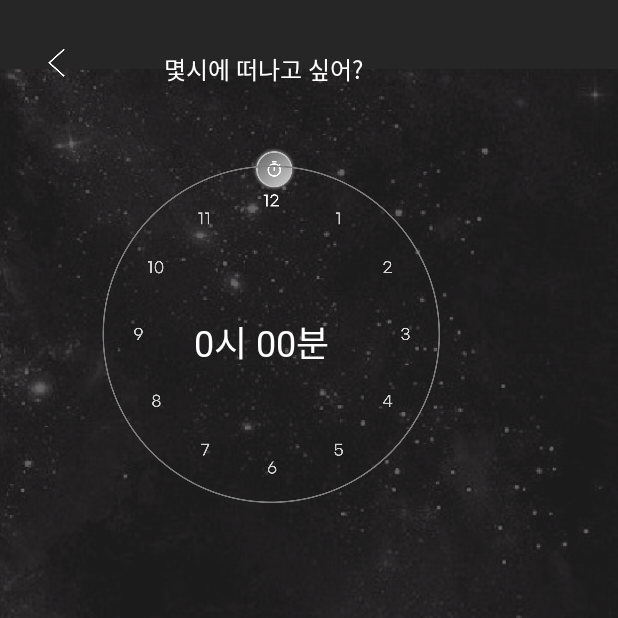
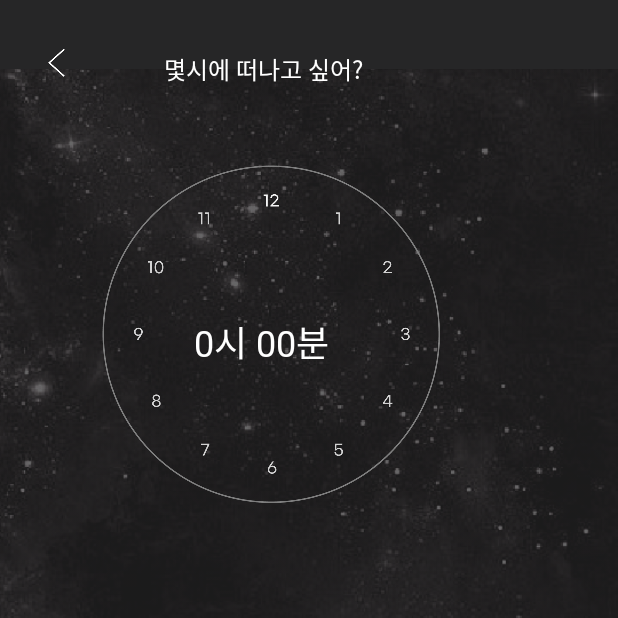
Before and after one commit to Apophis-AppJam/ApophisAndroid, an Android app: the SecondDayTimepickerActivity screen opened directly, with no data from a screen before it, on a phone screen of 412 x 824 dp, the top half of it. Run offline under Robolectric (Android 15) with nearby library versions, the phone set to English and light mode, and no system bars.

Commit message:
[Chore] 타임피커 디자인 수정

```diff
--- a/app/src/main/AndroidManifest.xml
+++ b/app/src/main/AndroidManifest.xml
@@ -25,7 +25,7 @@
             android:name="com.google.android.wearable.standalone"
             android:value="true" />
 
-        <activity android:name=".ui.secondDay.SecondDayChatActivity">
+        <activity android:name=".MainActivity">
             <intent-filter>
                 <action android:name="android.intent.action.MAIN" />
 
@@ -49,8 +49,8 @@
         <activity android:name=".ui.firstDay.CompassActivity" />
         <activity android:name=".ui.firstDay.FirstDayChatActivity" />
 
-        <activity android:name=".MainActivity" />
         <activity android:name=".ui.secondDay.SecondDayTimepickerActivity" />
+        <activity android:name=".ui.secondDay.SecondDayChatActivity" />
         <activity android:name=".ui.secondDay.SecondDayFindLightMeActivity" />
         <activity android:name=".ui.secondDay.SecondDayFindDarkMeActivity" />
     </application>
--- a/app/src/main/java/com/example/apophis_android/ui/secondDay/SecondDayChatActivity.kt
+++ b/app/src/main/java/com/example/apophis_android/ui/secondDay/SecondDayChatActivity.kt
@@ -44,7 +44,7 @@ class SecondDayChatActivity : AppCompatActivity() {
     private fun getAponymousChatFromServer(chatDetailsIdx: Int) {
         apophisService.getInstance()
             .requestAponymousChat(
-                jwt = "sehwa",
+                jwt = "eyJhbGciOiJIUzI1NiIsInR5cCI6IkpXVCJ9.eyJVc2VySWR4Ijo2LCJpYXQiOjE2MTAxNjM5NjIsImV4cCI6MTYxMDc2ODc2MiwiaXNzIjoiYXBvcGhpcyJ9.gM5avYDIhGybMsXqlvaWwqJCsTfkAjo1lYD2tvxZAdw",
                 chatDetailsIdx = chatDetailsIdx
             ).enqueue(object : Callback<BaseResponse<AponymousChatResponse>> {
                 override fun onFailure(
--- a/app/src/main/java/com/example/apophis_android/ui/secondDay/SecondDayTimepickerActivity.kt
+++ b/app/src/main/java/com/example/apophis_android/ui/secondDay/SecondDayTimepickerActivity.kt
@@ -30,6 +30,7 @@ class SecondDayTimepickerActivity : AppCompatActivity() {
 
         if (tag == 1000) {
             tv_clock_time.text = intent.getStringExtra("time")
+            view_clock_act.visibility = View.VISIBLE
             tv_timepiker_final_ment.visibility = View.VISIBLE
             btn_time_setting_complete.setImageResource(R.drawable.btn_complete_act)
             tv_time_setting_complete.setTextColor(Color.parseColor("#FFFFFF"))
--- /dev/null
+++ b/app/src/main/res/drawable/circle.xml
@@ -0,0 +1,9 @@
+<?xml version="1.0" encoding="utf-8"?>
+<shape xmlns:android="http://schemas.android.com/apk/res/android"
+    android:shape="ring"
+    android:thickness="7dp"
+    android:useLevel="false">
+
+    <solid android:color="@color/purpleAB70f5" />
+
+</shape>
--- a/app/src/main/res/layout/activity_second_day_timepicker.xml
+++ b/app/src/main/res/layout/activity_second_day_timepicker.xml
@@ -43,16 +43,6 @@
         app:layout_constraintTop_toTopOf="parent" />
 
     <ImageView
-        android:id="@+id/img_clock_icon"
-        android:layout_width="wrap_content"
-        android:layout_height="wrap_content"
-        android:layout_marginStart="168dp"
-        android:layout_marginTop="40dp"
-        app:layout_constraintStart_toStartOf="@+id/img_timepicker_background"
-        app:layout_constraintTop_toBottomOf="@+id/tv_timepicker_header"
-        app:srcCompat="@drawable/ic_time_unact" />
-
-    <ImageView
         android:id="@+id/img_clock"
         android:layout_width="wrap_content"
         android:layout_height="wrap_content"
@@ -61,6 +51,17 @@
         android:src="@drawable/img_clock_unact"
         app:layout_constraintStart_toStartOf="parent"
         app:layout_constraintTop_toBottomOf="@+id/tv_timepicker_header" />
+
+    <View
+        android:id="@+id/view_clock_act"
+        android:layout_width="326dp"
+        android:layout_height="326dp"
+        android:layout_marginStart="18dp"
+        android:layout_marginTop="54dp"
+        android:background="@drawable/circle"
+        android:visibility="gone"
+        app:layout_constraintStart_toStartOf="parent"
+        app:layout_constraintTop_toTopOf="@+id/img_timepicker_background" />
 
     <TextView
         android:id="@+id/tv_clock_time"
```
Also changed, not shown: app/src/main/res/layout/activity_main.xml (+17 -8 lines), app/src/main/res/drawable-hdpi/img_clock_act.png (added), app/src/main/res/drawable-mdpi/img_clock_act.png (added), app/src/main/res/drawable-xhdpi/img_clock_act.png (added), app/src/main/res/drawable-xxhdpi/img_clock_act.png (added), app/src/main/res/drawable-xxxhdpi/img_clock_act.png (added).
